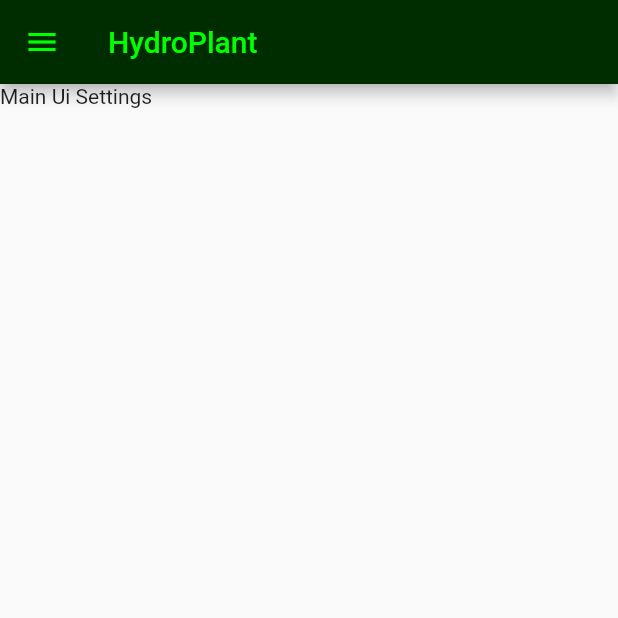
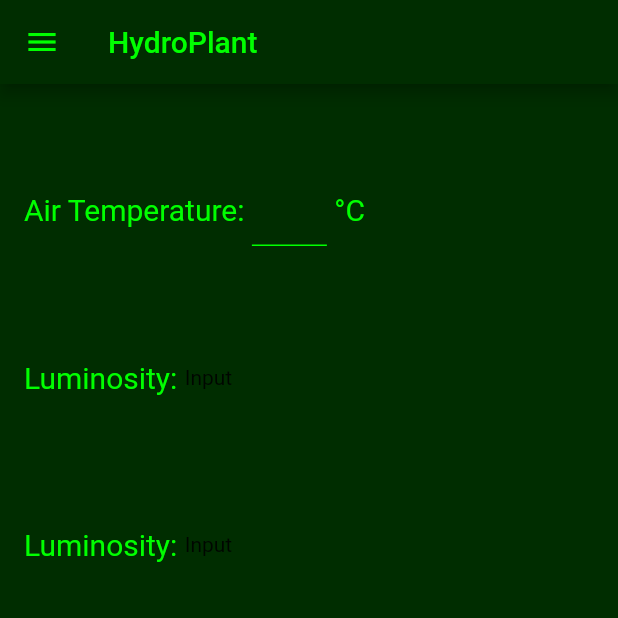
Before and after one commit to GersonCJ/PlantArmApp, a Flutter app: the MainUiSettingsView screen opened by its route, on a phone screen of 412 x 824 dp, the top half of it. Run offline on Flutter 3.47's test engine with Material 2 defaults, Android fonts, the phone set to English and light mode, and no system bars; our stand-ins replace firebase_auth, firebase_core, get; accounts and stored records are empty; generated files the repository leaves out were written again.

Commit message:
MainUiSettings View updated - Temperature input created

```diff
--- a/Flutter/PlantArm/plantarmapp/lib/view/main_ui_settings_view.dart
+++ b/Flutter/PlantArm/plantarmapp/lib/view/main_ui_settings_view.dart
@@ -9,9 +9,40 @@ class MainUiSettingsView extends StatefulWidget {
 }
 
 class _MainUiSettingsViewState extends State<MainUiSettingsView> {
+
+  late final TextEditingController _temperature;
+  late final TextEditingController _luminosity;
+  late final TextEditingController _ph1;
+  late final TextEditingController _ph2;
+  late final TextEditingController _conductivity1;
+  late final TextEditingController _conductivity2;
+
+  @override
+  void initState() {
+    _temperature = TextEditingController();
+    _luminosity = TextEditingController();
+    _ph1 = TextEditingController();
+    _ph2 = TextEditingController();
+    _conductivity1 = TextEditingController();
+    _conductivity2 = TextEditingController();
+    super.initState();
+  }
+
+  @override
+  void dispose() {
+     _temperature = TextEditingController();
+    _luminosity = TextEditingController();
+    _ph1 = TextEditingController();
+    _ph2 = TextEditingController();
+    _conductivity1 = TextEditingController();
+    _conductivity2 = TextEditingController();
+    super.dispose();
+  }
+
   @override
   Widget build(BuildContext context) {
     return Scaffold(
+      backgroundColor: const Color.fromARGB(255, 0, 45, 0),
       drawer: const SideBar(),
       appBar: AppBar(
         title: const Text('HydroPlant'),
@@ -19,7 +50,99 @@ class _MainUiSettingsViewState extends State<MainUiSettingsView> {
         foregroundColor: const Color.fromARGB(255, 0, 255, 0),
 
       ),
-      body: const Text('Main Ui Settings'),
+      body:
+        Column(
+          children: [
+            SizedBox(
+              height: 168,
+              child:
+                Padding(
+                  padding: const EdgeInsets.all(16.0),
+                  child:
+                    Row(
+                      children: [
+                        const Text(
+                          'Air Temperature: ',
+                          style: TextStyle(
+                            fontSize: 20,
+                            color: Color.fromARGB(255, 0, 255, 0),
+                          ),
+                        ),
+                        SizedBox(
+                          width: 50,
+                          child:
+                            TextField(
+                              controller: _temperature,
+                              enableSuggestions: true,
+                              autocorrect: false,
+                              keyboardType: TextInputType.number,
+                              style: const TextStyle(
+                                color: Color.fromARGB(255, 0, 255, 0)),
+                              decoration: const InputDecoration(
+                                fillColor: Color.fromARGB(255, 0, 255, 0),
+                                focusedBorder: OutlineInputBorder(
+                                  borderSide: BorderSide(color: Color.fromARGB(255, 0, 255, 0)),
+                                ),
+                                enabledBorder: UnderlineInputBorder(
+                                  borderSide: BorderSide(color: Color.fromARGB(255, 0, 255, 0))),
+                              ),
+                              cursorColor: const Color.fromARGB(255, 0, 255, 0),
+                            ),
+                        ),
+                        const Text(
+                          ' °C',
+                          style: TextStyle(
+                            fontSize: 20,
+                            color: Color.fromARGB(255, 0, 255, 0),
+                          ),
+                          ),
+                      ],
+                    ),
+                ),
+            ),
+            SizedBox(
+              // height: 168,
+              child:
+                Padding(
+                  padding: const EdgeInsets.all(16.0),
+                  child:
+                  Row(
+                    children: const[
+                      Text(
+                        'Luminosity: ',
+                        style: TextStyle(
+                          fontSize: 20,
+                          color: Color.fromARGB(255, 0, 255, 0),
+                        )
+                      ),
+                      Text('Input'),
+                    ],
+                  ),
+                ),
+            ),
+            SizedBox(
+              height: 168,
+              child:
+                Padding(
+                  padding: const EdgeInsets.all(16.0),
+                  child:
+                  Row(
+                    children: const [
+                      Text(
+                        'Luminosity: ',
+                        style: TextStyle(
+                          fontSize: 20,
+                          color: Color.fromARGB(255, 0, 255, 0),
+                        )
+                      ),
+                      Text('Input'),
+                    ],
+                  ),
+                ),
+            ),
+          ],
+        ),
+
 
     );
   }
```
